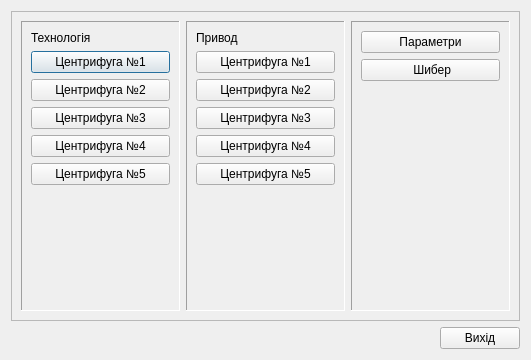
Old version of the form centrif/scada/history.ui in the repository vanessaorgua/whwell.
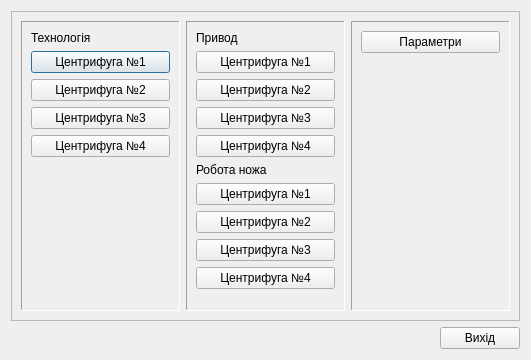
New version of the form.

Commit message: Білоколодязькі центрифуги - RC. В клас TrendWindow додано метод setColors

The edit to the form file:
```diff
--- a/centrif/scada/history.ui
+++ b/centrif/scada/history.ui
@@ -67,13 +67,6 @@
            </property>
           </widget>
          </item>
-         <item>
-          <widget class="QPushButton" name="Cf_50cf5">
-           <property name="text">
-            <string>Центрифуга №5</string>
-           </property>
-          </widget>
-         </item>
          <item>
           <spacer name="verticalSpacer">
            <property name="orientation">
@@ -135,9 +128,37 @@
           </widget>
          </item>
          <item>
-          <widget class="QPushButton" name="Cf_50drv5">
+          <widget class="QLabel" name="label_3">
            <property name="text">
-            <string>Центрифуга №5</string>
+            <string>Робота ножа</string>
+           </property>
+          </widget>
+         </item>
+         <item>
+          <widget class="QPushButton" name="Cf_10upload1">
+           <property name="text">
+            <string>Центрифуга №1</string>
+           </property>
+          </widget>
+         </item>
+         <item>
+          <widget class="QPushButton" name="Cf_20upload2">
+           <property name="text">
+            <string>Центрифуга №2</string>
+           </property>
+          </widget>
+         </item>
+         <item>
+          <widget class="QPushButton" name="Cf_30upload3">
+           <property name="text">
+            <string>Центрифуга №3</string>
+           </property>
+          </widget>
+         </item>
+         <item>
+          <widget class="QPushButton" name="Cf_40upload4">
+           <property name="text">
+            <string>Центрифуга №4</string>
            </property>
           </widget>
          </item>
@@ -173,13 +194,6 @@
            </property>
           </widget>
          </item>
-         <item>
-          <widget class="QPushButton" name="trend0shib6">
-           <property name="text">
-            <string> Шибер</string>
-           </property>
-          </widget>
-         </item>
          <item>
           <spacer name="verticalSpacer_3">
            <property name="orientation">
```
Left out of the diff: 2 changed lines with no effect on the pictures. The commit also changes 25 other files.
